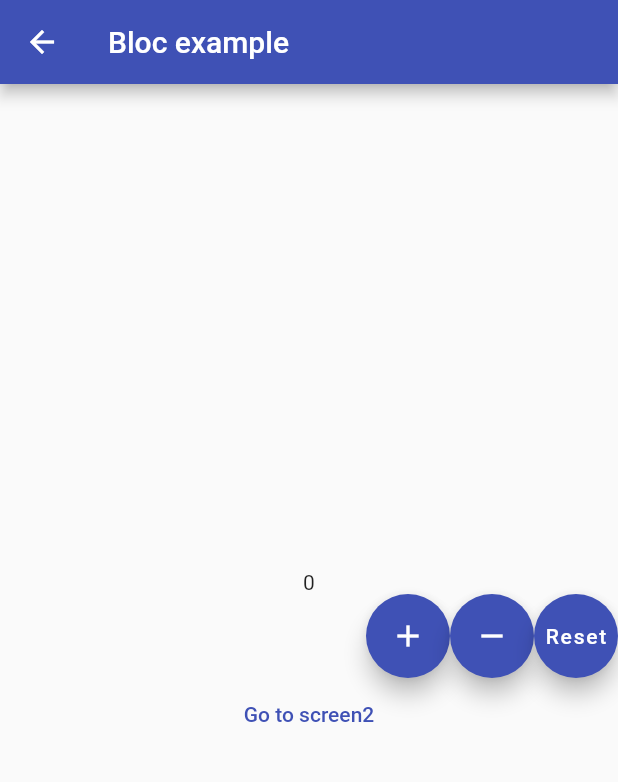
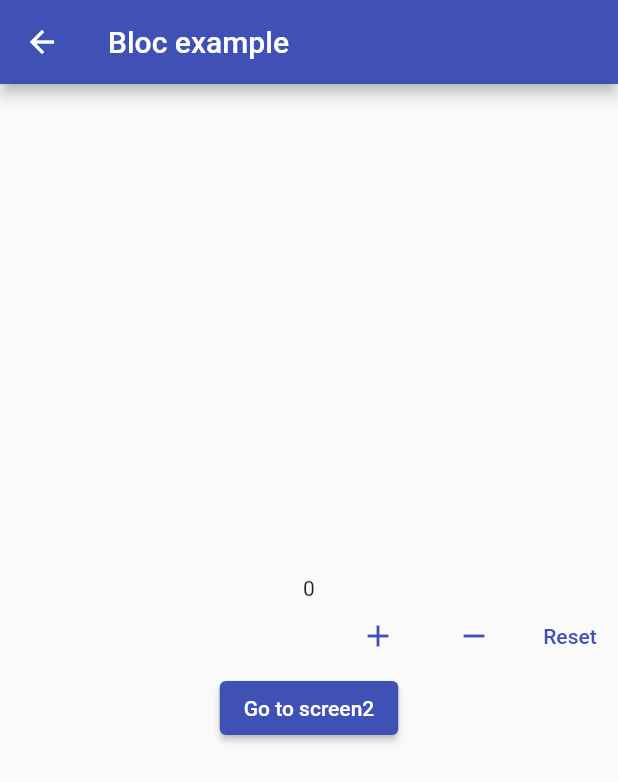
Before and after one commit to Ezhilarasan18/Flutter-upskill, a Flutter app: the Counter screen opened directly, on a phone screen of 412 x 824 dp. Shown: the top 782 px of the screen. Run offline on Flutter 3.47's test engine with Material 2 defaults, Android fonts, the phone set to English and light mode, and no system bars.

Commit message:
listener added in counter

```diff
--- a/lib/bloc/product_bloc.dart
+++ b/lib/bloc/product_bloc.dart
@@ -13,13 +13,13 @@ class ProductBloc {
 
  List<Product> _products = [];
 
-  void addTask(Product prod) {
+  void addProduct(Product prod) {
     _products.add(prod);
     _productController.sink.add(_products);
   }
 
 
-  void deleteTask(String prodId) {
+  void deleteProduct(String prodId) {
     _products.removeWhere((prod) => prod.id == prodId);
     _productController.sink.add(_products);
   }
--- /dev/null
+++ b/lib/provider/productprovider.dart
@@ -0,0 +1,28 @@
+import 'package:flutter/foundation.dart';
+class Product {
+  final String id;
+  final String title;
+  final bool isCompleted;
+  final String category;
+
+  Product({required this.id, required this.title, this.isCompleted = false,required this.category});
+}
+
+class ProductProvider extends ChangeNotifier {
+  final List<Product> _products = [
+    Product(id: '1', title: 'Buy groceries',category: 'Electronics'),
+    Product(id: '2', title: 'Go to the gym',category:'Electronics' ),
+  ];
+
+  List<Product> get prods => _products;
+
+  void addTask(Product prod) {
+    _products.add(prod);
+    notifyListeners();
+  }
+
+  void deleteTask(Product prod) {
+    _products.remove(prod);
+    notifyListeners();
+  }
+}
--- a/lib/provider/taskprovider.dart
+++ /dev/null
@@ -1,34 +0,0 @@
-import 'package:flutter/foundation.dart';
-class Task {
-  final String id;
-  final String title;
-  final bool isCompleted;
-  final String category;
-
-  Task({required this.id, required this.title, this.isCompleted = false,required this.category});
-}
-
-class TaskProvider extends ChangeNotifier {
-  final List<Task> _tasks = [
-    Task(id: '1', title: 'Buy groceries',category: 'Electronics'),
-    Task(id: '2', title: 'Go to the gym',category:'Electronics' ),
-  ];
-
-  List<Task> get tasks => _tasks;
-
-  void addTask(Task task) {
-    _tasks.add(task);
-    notifyListeners();
-  }
-
-  // void updateTaskCompletion(Task task, bool isCompleted) {
-  //   final index = _tasks.indexOf(task);
-  //   _tasks[index] = task.copyWith(isCompleted: isCompleted);
-  //   notifyListeners();
-  // }
-
-  void deleteTask(Task task) {
-    _tasks.remove(task);
-    notifyListeners();
-  }
-}
--- a/lib/widget/counter.dart
+++ b/lib/widget/counter.dart
@@ -10,20 +10,40 @@ class Counter extends StatefulWidget {
 }
 
 class _CounterState extends State<Counter> {
-  // dynamic counterBloc;
-  // @override
-  // void initState() {
-  // counterBloc = CounterBloc();
-  //   super.initState();
-  // }
+  dynamic counterBloc;
+  late dynamic _streamSubscription;
+
+  @override
+  void initState() {
+  counterBloc = CounterBloc();
+      _streamSubscription = counterBloc.counterStream.listen(
+      (data) {
+        // Do something with the stream data
+        print(data);
+      },
+      onError: (error) {
+        // Handle error
+        print('Stream error: $error');
+      },
+      onDone: () {
+        // Stream is done emitting data
+        print('Stream done');
+      },
+    );
+    print('result$_streamSubscription');
+    super.initState();
+
+  }
   @override
   Widget build(BuildContext context) {
-    final counterBloc=CounterBloc();
+    // final counterBloc=CounterBloc();
     return Scaffold(
       appBar: AppBar(
         title: const Text('Bloc example'),
       ),
-      body: Column(
+      body:
+      // Hero(tag: 123, child: child),
+       Column(
         mainAxisAlignment: MainAxisAlignment.center,
         children: [
           StreamBuilder(
@@ -35,19 +55,19 @@ class _CounterState extends State<Counter> {
           Row(
             mainAxisAlignment: MainAxisAlignment.end,
             children: [
-              FloatingActionButton(
+              TextButton(
                 onPressed: () {
                   counterBloc.eventSink.add(CounterAction.Increment);
                 },
                 child: const Icon(Icons.add),
               ),
-              FloatingActionButton(
+              TextButton(
                 onPressed: () {
                   counterBloc.eventSink.add(CounterAction.Decrement);
                 },
                 child: const Icon(Icons.remove),
               ),
-              FloatingActionButton(
+              TextButton(
                 onPressed: () {
                   counterBloc.eventSink.add(CounterAction.Reset);
                 },
@@ -55,7 +75,7 @@ class _CounterState extends State<Counter> {
               ),
             ],
           ),
-          TextButton(
+          ElevatedButton(
               onPressed: () {
                 Navigator.push(
                   context,
```
Also changed, not shown: lib/main.dart (+10 -8 lines), lib/widget/counterscreentwo.dart (+34 -21 lines), lib/widget/productlistscreen.dart (renamed from lib/widget/tasklistscreen.dart, +15 -16 lines), lib/widget/productscreen.dart (+9 -2 lines).
